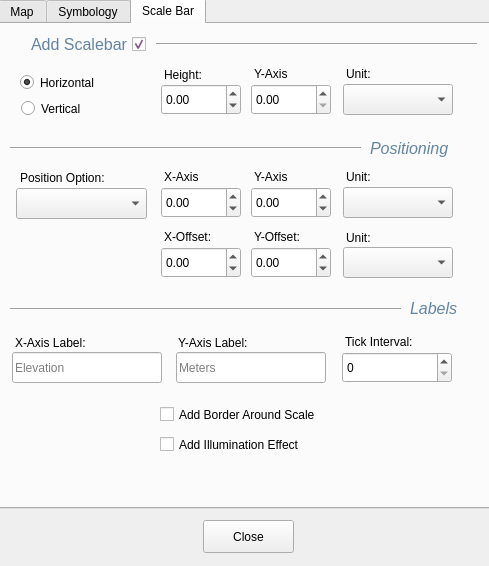
Before: the Qt Designer form mapui/support/interfaces/options.ui in cheapstr73/mapui, drawn with Qt 5.
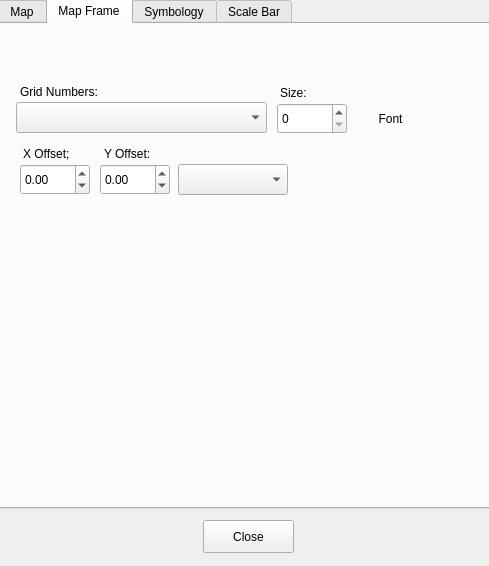
After: the same form once the commit is applied. Icons and pictures are not drawn.

The edit to the form file:
```diff
--- a/mapui/support/interfaces/options.ui
+++ b/mapui/support/interfaces/options.ui
@@ -41,7 +41,7 @@
     <enum>QTabWidget::Rounded</enum>
    </property>
    <property name="currentIndex">
-    <number>2</number>
+    <number>1</number>
    </property>
    <property name="documentMode">
     <bool>false</bool>
@@ -1149,6 +1149,147 @@
     <zorder>label_18</zorder>
     <zorder>spin_map_classification_font_size</zorder>
    </widget>
+   <widget class="QWidget" name="tab_3">
+    <attribute name="title">
+     <string>Map Frame</string>
+    </attribute>
+    <widget class="QLabel" name="label_27">
+     <property name="geometry">
+      <rect>
+       <x>20</x>
+       <y>59</y>
+       <width>161</width>
+       <height>17</height>
+      </rect>
+     </property>
+     <property name="text">
+      <string>Grid Numbers:</string>
+     </property>
+    </widget>
+    <widget class="QSpinBox" name="spin_frame_font_size">
+     <property name="geometry">
+      <rect>
+       <x>277</x>
+       <y>79</y>
+       <width>70</width>
+       <height>31</height>
+      </rect>
+     </property>
+    </widget>
+    <widget class="QPushButton" name="btn_frame_font_color">
+     <property name="geometry">
+      <rect>
+       <x>355</x>
+       <y>78</y>
+       <width>71</width>
+       <height>33</height>
+      </rect>
+     </property>
+     <property name="text">
+      <string>Font</string>
+     </property>
+     <property name="flat">
+      <bool>true</bool>
+     </property>
+    </widget>
+    <widget class="QComboBox" name="combo_frame_font">
+     <property name="geometry">
+      <rect>
+       <x>16</x>
+       <y>78</y>
+       <width>251</width>
+       <height>31</height>
+      </rect>
+     </property>
+    </widget>
+    <widget class="QLabel" name="label_28">
+     <property name="geometry">
+      <rect>
+       <x>280</x>
+       <y>60</y>
+       <width>41</width>
+       <height>17</height>
+      </rect>
+     </property>
+     <property name="text">
+      <string>Size:</string>
+     </property>
+    </widget>
+    <widget class="QLabel" name="label_29">
+     <property name="geometry">
+      <rect>
+       <x>23</x>
+       <y>121</y>
+       <width>61</width>
+       <height>17</height>
+      </rect>
+     </property>
+     <property name="text">
+      <string>X Offset;</string>
+     </property>
+    </widget>
+    <widget class="QLabel" name="label_30">
+     <property name="geometry">
+      <rect>
+       <x>104</x>
+       <y>121</y>
+       <width>64</width>
+       <height>17</height>
+      </rect>
+     </property>
+     <property name="text">
+      <string>Y Offset:</string>
+     </property>
+    </widget>
+    <widget class="QDoubleSpinBox" name="spin_map_classsification_offset_x_2">
+     <property name="geometry">
+      <rect>
+       <x>20</x>
+       <y>140</y>
+       <width>70</width>
+       <height>31</height>
+      </rect>
+     </property>
+     <property name="minimum">
+      <double>-999.990000000000009</double>
+     </property>
+     <property name="maximum">
+      <double>999.990000000000009</double>
+     </property>
+    </widget>
+    <widget class="QComboBox" name="combo_map_classification_offset_unit_2">
+     <property name="geometry">
+      <rect>
+       <x>178</x>
+       <y>140</y>
+       <width>110</width>
+       <height>31</height>
+      </rect>
+     </property>
+     <property name="editable">
+      <bool>false</bool>
+     </property>
+     <property name="frame">
+      <bool>true</bool>
+     </property>
+    </widget>
+    <widget class="QDoubleSpinBox" name="spin_map_classsification_offset_y_2">
+     <property name="geometry">
+      <rect>
+       <x>100</x>
+       <y>140</y>
+       <width>70</width>
+       <height>31</height>
+      </rect>
+     </property>
+     <property name="minimum">
+      <double>-999.990000000000009</double>
+     </property>
+     <property name="maximum">
+      <double>999.990000000000009</double>
+     </property>
+    </widget>
+   </widget>
    <widget class="QWidget" name="tab_2">
     <attribute name="title">
      <string>Symbology</string>
```
